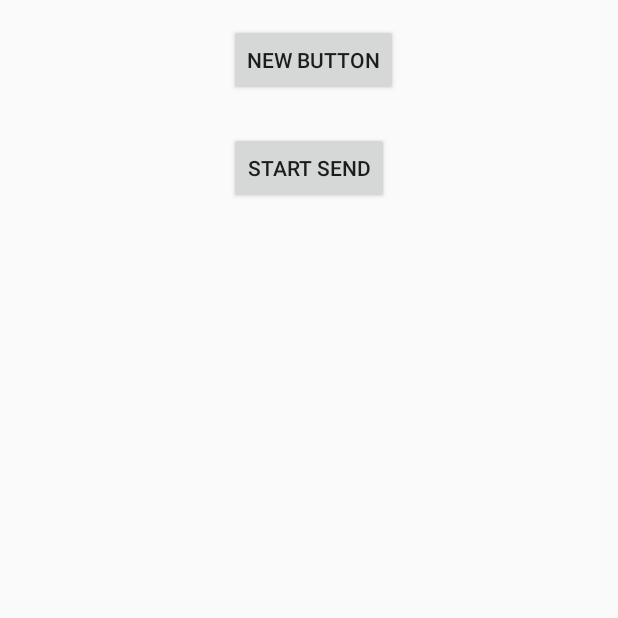
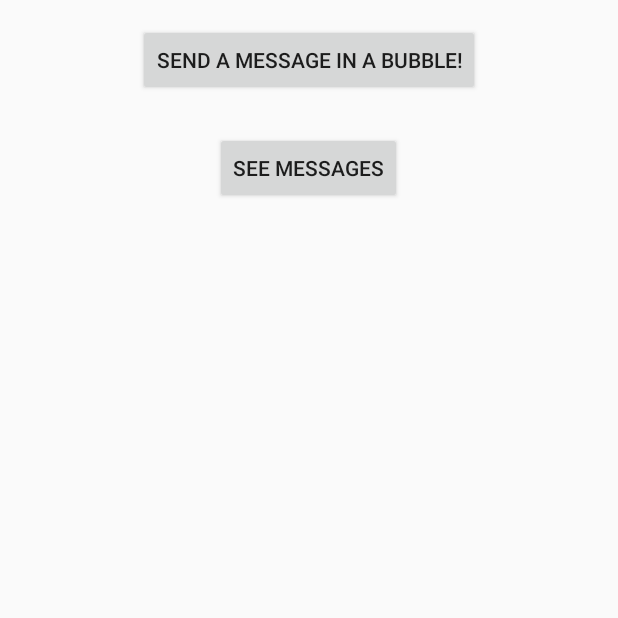
Before and after one commit to ownzandy/HackNC, an Android app: the screen it shows after launch (MainActivity), on a phone screen of 412 x 824 dp, the top half of it. Run offline under Robolectric (Android 15) with nearby library versions, the phone set to English and light mode, and no system bars; 6 statements that could not run were skipped.

Commit message:
UI changes

```diff
--- a/ParseStarterProject/src/main/java/com/parse/starter/MainActivity.java
+++ b/ParseStarterProject/src/main/java/com/parse/starter/MainActivity.java
@@ -29,7 +29,7 @@ import com.parse.*;
 public class MainActivity extends ActionBarActivity {
 
   private Button writeMsg;
-  private Button send;
+  private Button seeMsg;
 
   @Override
   protected void onCreate(Bundle savedInstanceState) {
@@ -40,9 +40,9 @@ public class MainActivity extends ActionBarActivity {
 
     //temp testing buttons
     writeMsg = (Button) findViewById(R.id.writeMsg);
-    send = (Button) findViewById(R.id.startSend);
+    seeMsg = (Button) findViewById(R.id.seeMsg);
     writeMsgOnClick();
-    startSend();
+    seeMsgOnClick();
 
   }
 
@@ -63,11 +63,11 @@ public class MainActivity extends ActionBarActivity {
     });
   }
 
-  public void startSend() {
-    send.setOnClickListener(new View.OnClickListener() {
+  public void seeMsgOnClick() {
+    seeMsg.setOnClickListener(new View.OnClickListener() {
       @Override
       public void onClick(View v) {
-        Intent intent = new Intent(getBaseContext(), SendActivity.class);
+        Intent intent = new Intent(getBaseContext(), receiveMsgActivity.class);
         startActivity(intent);
       }
     });
--- /dev/null
+++ b/ParseStarterProject/src/main/java/com/parse/starter/Splash.java
@@ -0,0 +1,31 @@
+package com.parse.starter;
+
+import android.app.Activity;
+import android.content.Intent;
+import android.os.Bundle;
+import android.os.Handler;
+
+public class Splash extends Activity {
+
+    /** Duration of wait **/
+    private final int SPLASH_DISPLAY_LENGTH = 3000;
+
+    /** Called when the activity is first created. */
+    @Override
+    public void onCreate(Bundle icicle) {
+        super.onCreate(icicle);
+        setContentView(R.layout.splashscreen);
+
+        /* New Handler to start the Menu-Activity
+         * and close this Splash-Screen after some seconds.*/
+        new Handler().postDelayed(new Runnable(){
+            @Override
+            public void run() {
+                /* Create an Intent that will start the Menu-Activity. */
+                Intent mainIntent = new Intent(Splash.this,MainActivity.class);
+                Splash.this.startActivity(mainIntent);
+                Splash.this.finish();
+            }
+        }, SPLASH_DISPLAY_LENGTH);
+    }
+}
--- a/ParseStarterProject/src/main/res/layout/activity_main.xml
+++ b/ParseStarterProject/src/main/res/layout/activity_main.xml
@@ -20,19 +20,18 @@
     <Button
         android:layout_width="wrap_content"
         android:layout_height="wrap_content"
-        android:text="@string/button_send"
+        android:text="See messages"
         android:layout_marginTop="72dp"
         android:layout_below="@+id/textView"
         android:layout_centerHorizontal="true"
-        android:id="@+id/startSend" />
+        android:id="@+id/seeMsg" />
 
     <Button
         android:layout_width="wrap_content"
         android:layout_height="wrap_content"
-        android:text="New Button"
+        android:text="Send a Message in a Bubble!"
         android:id="@+id/writeMsg"
         android:layout_alignParentTop="true"
-        android:layout_alignLeft="@+id/startSend"
-        android:layout_alignStart="@+id/startSend" />
+        android:layout_centerHorizontal="true" />
 
 </RelativeLayout>
--- /dev/null
+++ b/ParseStarterProject/src/main/res/menu/menu_splash.xml
@@ -0,0 +1,6 @@
+<menu xmlns:android="http://schemas.android.com/apk/res/android"
+    xmlns:app="http://schemas.android.com/apk/res-auto"
+    xmlns:tools="http://schemas.android.com/tools" tools:context="com.parse.starter.Splash">
+    <item android:id="@+id/action_settings" android:title="@string/action_settings"
+        android:orderInCategory="100" app:showAsAction="never" />
+</menu>
--- a/ParseStarterProject/src/main/res/values/strings.xml
+++ b/ParseStarterProject/src/main/res/values/strings.xml
@@ -22,6 +22,8 @@
 
     <string name="title_activity_parse">parseActivity</string>
     <string name="title_activity_esri">EsriActivity</string>
+    <string name="title_activity_receive_msg">receiveMsgActivity</string>
+    <string name="title_activity_splash">Splash</string>
 
 
 </resources>
```
Also changed, not shown: ParseStarterProject/src/main/AndroidManifest.xml (+18 -8 lines), ParseStarterProject/src/main/java/com/parse/starter/SendMsgActivity.java (+4 -4 lines), ParseStarterProject/src/main/java/com/parse/starter/receiveMsgActivity.java (added, +37 -0 lines), ParseStarterProject/src/main/res/layout/activity_receive_msg.xml (added, +91 -0 lines), ParseStarterProject/src/main/res/layout/activity_send.xml (+17 -3 lines), ParseStarterProject/src/main/res/layout/activity_send_msg.xml (+8 -3 lines), ParseStarterProject/src/main/res/layout/splashscreen.xml (added, +25 -0 lines), ParseStarterProject/src/main/res/menu/menu_receive_msg.xml (added, +7 -0 lines), ParseStarterProject/src/main/res/drawable/ic_camera_alt_white_24dp.png (added), ParseStarterProject/src/main/res/drawable/icon.png (added), ParseStarterProject/src/main/res/drawable/iconblue.png (added), 46 other files.
